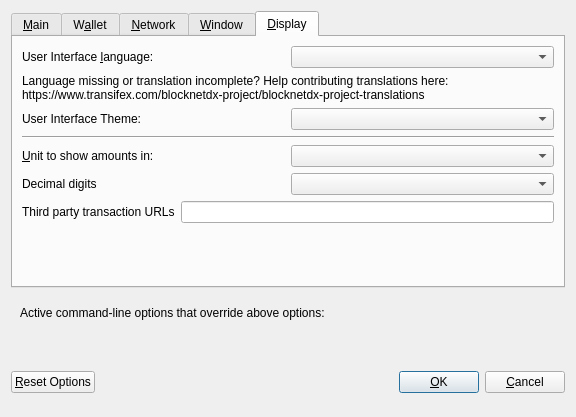
Old version of the form src/qt/forms/optionsdialog.ui in the repository XCurrency/xc.
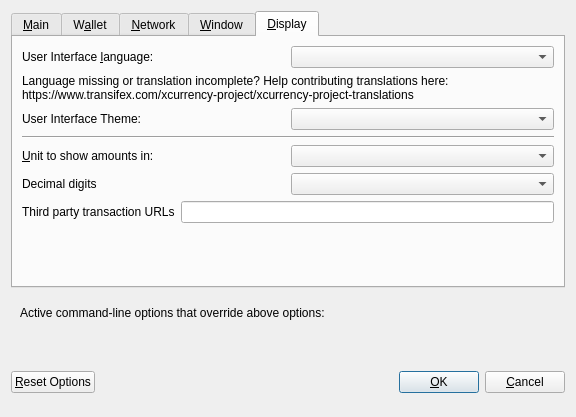
New version of the form. The open tabs and pages were chosen to show the change. Custom widgets are drawn as their Qt base class.

```diff
--- a/src/qt/forms/optionsdialog.ui
+++ b/src/qt/forms/optionsdialog.ui
@@ -476,7 +476,7 @@
          </property>
          <property name="text">
           <string>Language missing or translation incomplete? Help contributing translations here:
-https://www.transifex.com/blocknetdx-project/blocknetdx-project-translations</string>
+https://www.transifex.com/xcurrency-project/xcurrency-project-translations</string>
          </property>
          <property name="wordWrap">
           <bool>true</bool>
```
Left out of the diff: 2 changed lines with no effect on the pictures.
